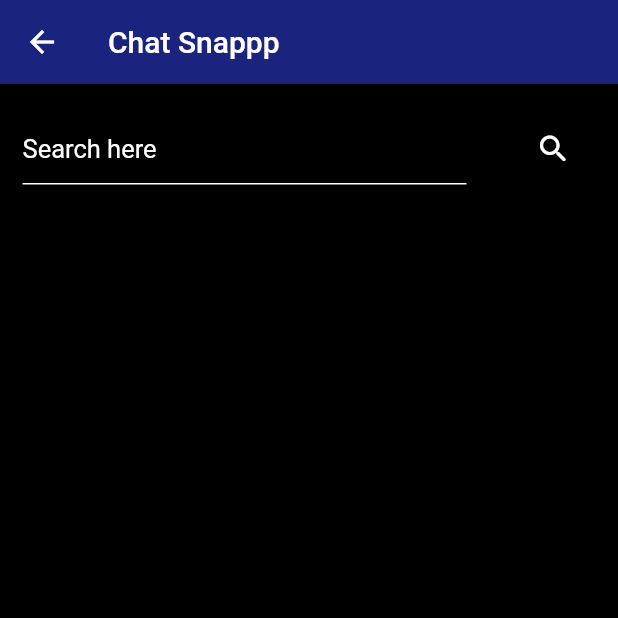
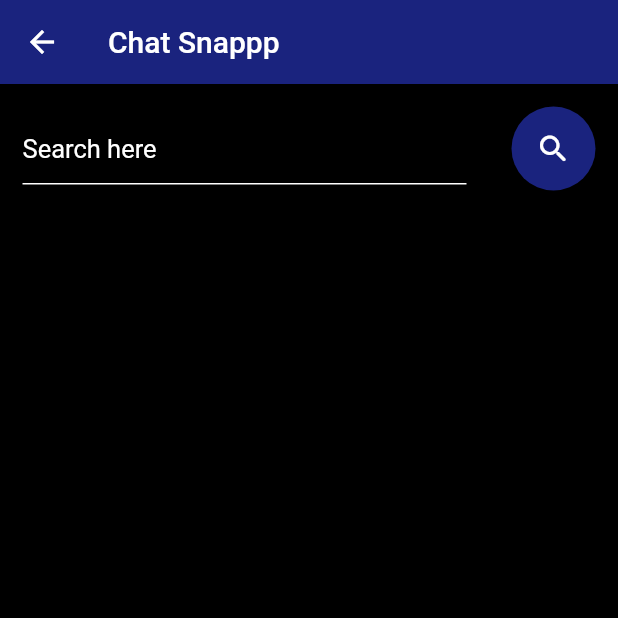
Before and after one commit to Shehan82/Chat-Snap, a Flutter app: the Search screen opened directly, on a phone screen of 412 x 824 dp, the top half of it. Run offline on Flutter 3.47's test engine with Material 2 defaults, Android fonts, the phone set to English and light mode, and no system bars; our stand-ins replace cloud_firestore, firebase_auth, firebase_core; accounts and stored records are empty.

Commit message:
change the search button background color

```diff
--- a/lib/search.dart
+++ b/lib/search.dart
@@ -10,14 +10,14 @@ class _SearchState extends State<Search> {
   TextEditingController searchTEC = new TextEditingController();
   DatabaseFunctions dbMethods = new DatabaseFunctions();
 
-  Widget searchList()
-  {
-    return ListView.builder(
-      itemCount: ,
-    itemBuilder: (context, index){
-      return
-    })
-  }
+  // Widget searchList()
+  // {
+  //   return ListView.builder(
+  //     itemCount: ,
+  //   itemBuilder: (context, index){
+  //     return
+  //   })
+  // }
 
   @override
   Widget build(BuildContext context) {
@@ -50,7 +50,7 @@ class _SearchState extends State<Search> {
                 Container(
                   padding: EdgeInsets.all(15),
                   child: FloatingActionButton(
-                    backgroundColor: Colors.black,
+                    backgroundColor: Colors.indigo[900],
                     onPressed: () {
                       dbMethods.getUserByUserName(searchTEC.text);
                     },
```
